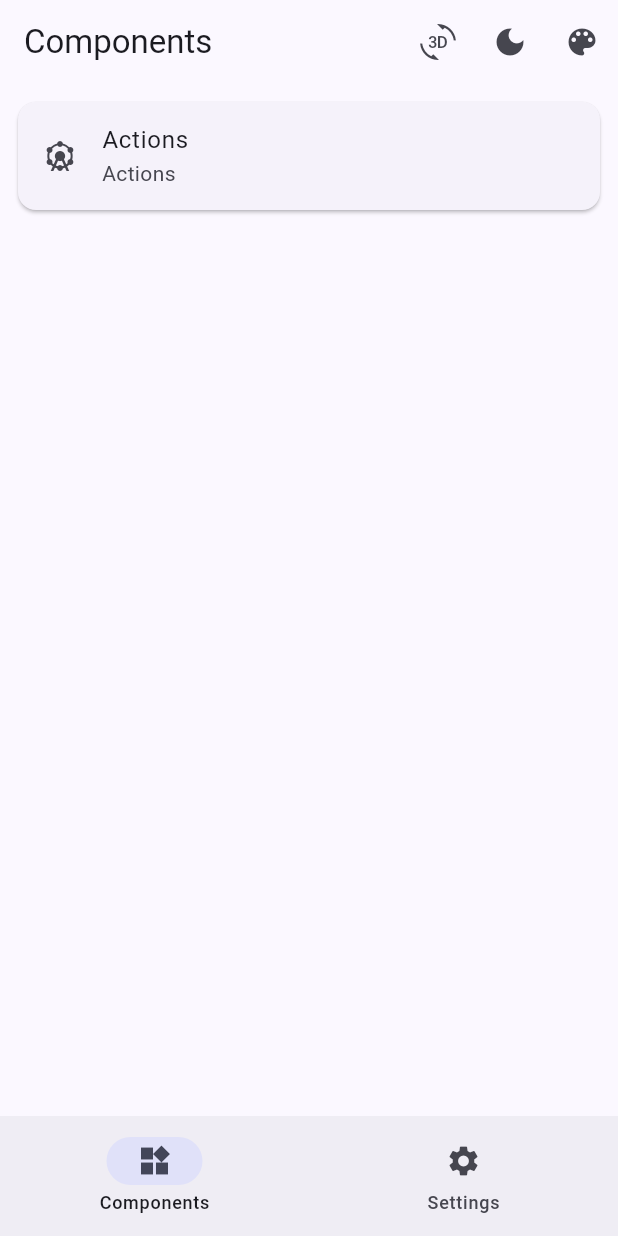
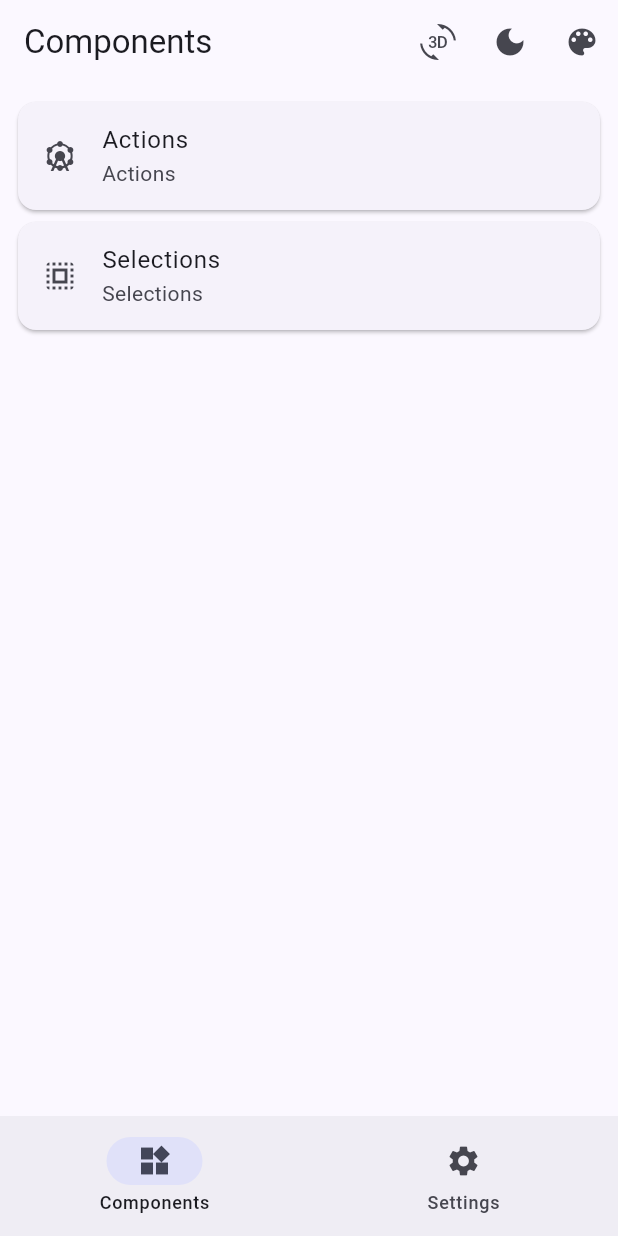
Before and after one commit to sazardev/widgets_in_flutter, a Flutter app: the screen it shows after launch, on a phone screen of 412 x 824 dp. Run offline on Flutter 3.47's test engine with Material 3 defaults, Android fonts, the phone set to English and light mode, and no system bars; our stand-ins replace flutter_highlight, get.

Commit message:
New selections section!

```diff
--- a/lib/components/actions/actions.screen.dart
+++ b/lib/components/actions/actions.screen.dart
@@ -1,6 +1,6 @@
 import 'package:flutter/material.dart';
 import 'package:get/get.dart';
-import 'package:widgets_in_flutter/components/actions/widget.screen.dart';
+import 'package:widgets_in_flutter/components/code/code.screen.dart';
 import 'package:widgets_in_flutter/shared/cardcomponents.widget.dart';
 import 'package:widgets_in_flutter/shared/navigationbar.widget.dart';
 import 'package:widgets_in_flutter/core/theme/theme-brightness.widget.dart';
@@ -28,8 +28,7 @@ class ActionsScreen extends StatelessWidget {
             content: 'Filled buttons',
             components: [
               FilledButton(
-                onPressed: () =>
-                    Get.to((() => const WidgetScreen()), arguments: {
+                onPressed: () => Get.to((() => const CodeScreen()), arguments: {
                   'code': '''FilledButton(
                 onPressed: () {},
                 child: const Text('Filled'),
--- a/lib/components/actions/widget.controller.dart
+++ b/lib/components/code/code.controller.dart
@@ -12,7 +12,7 @@ import 'package:flutter_highlight/themes/solarized-light.dart';
 import 'package:get/get_rx/src/rx_types/rx_types.dart';
 import 'package:get/get_state_manager/src/simple/get_controllers.dart';
 
-class WidgetController extends GetxController {
+class CodeController extends GetxController {
   RxDouble fontSize = 24.0.obs;
   RxString currentTheme = 'arduino-light'.obs;
   Map<String, Map<String, TextStyle>> themeMap = {
--- a/lib/components/components.screen.dart
+++ b/lib/components/components.screen.dart
@@ -1,6 +1,7 @@
 import 'package:flutter/material.dart';
 import 'package:get/get.dart';
 import 'package:widgets_in_flutter/components/actions/actions.screen.dart';
+import 'package:widgets_in_flutter/components/selections/selection.screen.dart';
 import 'package:widgets_in_flutter/shared/navigationbar.widget.dart';
 import 'package:widgets_in_flutter/core/theme/theme-brightness.widget.dart';
 import 'package:widgets_in_flutter/core/theme/theme-color.widget.dart';
@@ -37,7 +38,19 @@ class ComponentsScreen extends StatelessWidget {
                 borderRadius: BorderRadius.circular(10),
               ),
             ),
-          )
+          ),
+          Card(
+            child: ListTile(
+              leading: const Icon(Icons.select_all),
+              subtitle: const Text('Selections'),
+              title: const Text('Selections'),
+              onTap: () => Get.to((() => const SelectionScreen()),
+                  transition: Transition.noTransition),
+              shape: RoundedRectangleBorder(
+                borderRadius: BorderRadius.circular(10),
+              ),
+            ),
+          ),
         ],
       ),
       bottomNavigationBar: const NavigationBarWidget(),
--- a/lib/main.dart
+++ b/lib/main.dart
@@ -1,7 +1,7 @@
 import 'package:flutter/material.dart';
 import 'package:get/get.dart';
 import 'package:widgets_in_flutter/components/actions/actions.screen.dart';
-import 'package:widgets_in_flutter/components/actions/widget.controller.dart';
+import 'package:widgets_in_flutter/components/code/code.controller.dart';
 import 'package:widgets_in_flutter/components/components.screen.dart';
 import 'package:widgets_in_flutter/core/routes/routes.controller.dart';
 import 'package:widgets_in_flutter/core/routes/routes.dart';
@@ -40,7 +40,7 @@ class MyApp extends StatelessWidget {
         ],
         initialBinding: BindingsBuilder(() {
           Get.put(RoutesController());
-          Get.put(WidgetController());
+          Get.put(CodeController());
         }),
       );
     });
```
Also changed, not shown: lib/components/code/code.screen.dart (renamed from lib/components/actions/widget.screen.dart, +6 -6 lines), lib/components/code/code.settings.screen.dart (renamed from lib/components/actions/widget.settings.screen.dart, +5 -5 lines), lib/components/selections/selection.screen.dart (added, +59 -0 lines).
